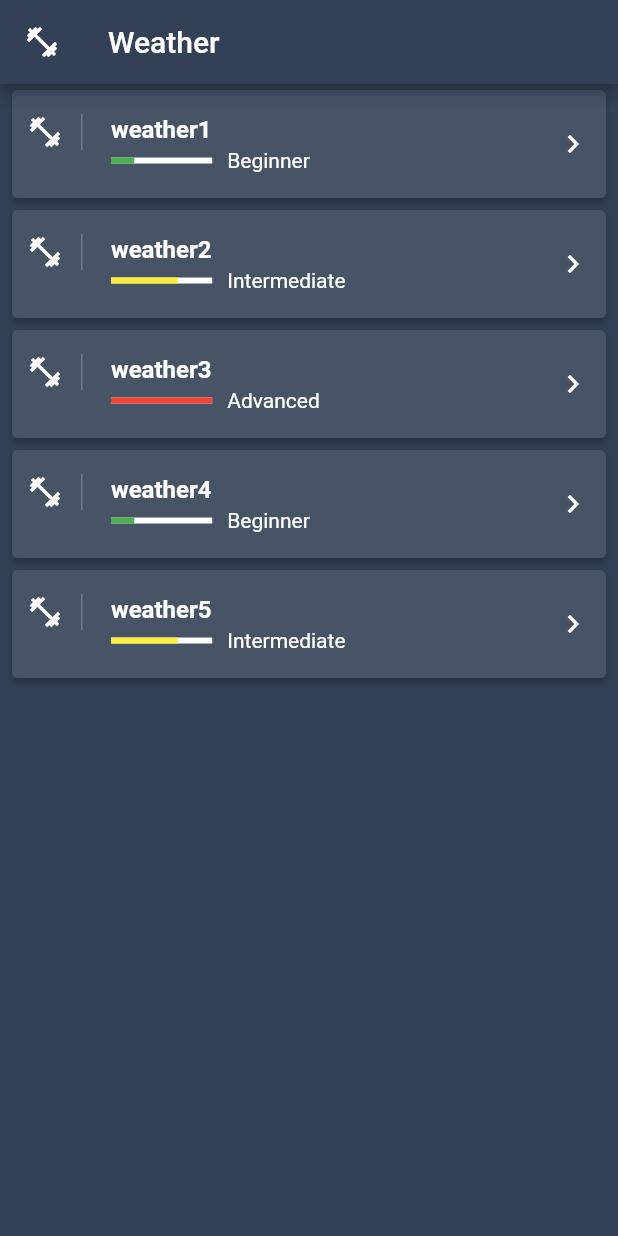
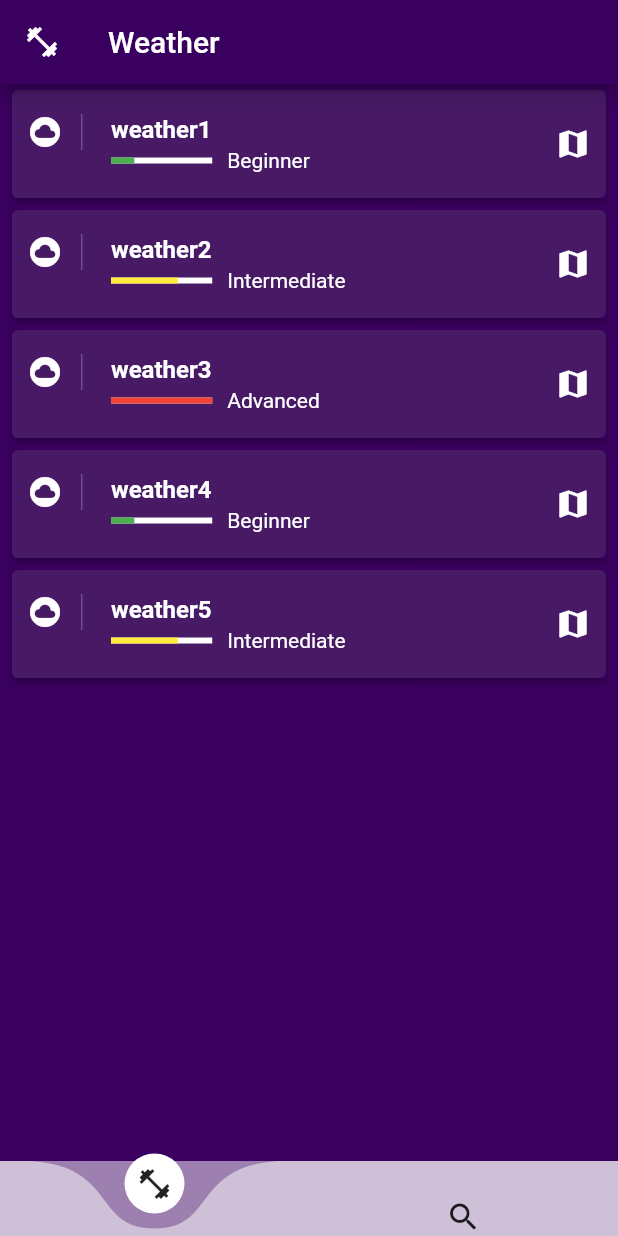
Before and after one commit to Vlad92X/myProjects, a Flutter app: the HomePage screen opened directly, on a phone screen of 412 x 824 dp. Run offline on Flutter 3.47's test engine with Material 2 defaults, Android fonts, the phone set to English and light mode, and no system bars; drawn by our look-alikes of curved_navigation_bar; our stand-ins replace firebase_auth, fluttertoast; accounts and stored records are empty.

Commit message:
initial commit

```diff
--- /dev/null
+++ b/flutter/apl_weather_vlad/lib/components/today-weather.dart
@@ -0,0 +1,12 @@
+import 'package:flutter/material.dart';
+
+class TodayWeather extends StatelessWidget {
+  const TodayWeather({Key key}) : super(key: key);
+
+  @override
+  Widget build(BuildContext context) {
+    return Container(
+      child: Text('TBD'),
+    );
+  }
+}
--- /dev/null
+++ b/flutter/apl_weather_vlad/lib/components/weather-list.dart
@@ -0,0 +1,121 @@
+import 'package:flutter/material.dart';
+import 'package:apl_weather_vlad/domain/weather.dart';
+
+class WeathersList extends StatelessWidget {
+  final weather = <Weather>[
+    Weather(
+        title: 'weather1',
+        author: "Max1",
+        description: 'Test worcout1',
+        level: 'Beginner'),
+    Weather(
+        title: 'weather2',
+        author: "Max2",
+        description: 'Test worcout2',
+        level: 'Intermediate'),
+    Weather(
+        title: 'weather3',
+        author: "Max3",
+        description: 'Test worcout3',
+        level: 'Advanced'),
+    Weather(
+        title: 'weather4',
+        author: "Max4",
+        description: 'Test worcout4',
+        level: 'Beginner'),
+    Weather(
+        title: 'weather5',
+        author: "Max5",
+        description: 'Test worcout5',
+        level: 'Intermediate'),
+  ];
+
+  @override
+  Widget build(BuildContext context) {
+    return Container(
+      child: Container(
+        child: ListView.builder(
+            itemCount: weather.length,
+            itemBuilder: (context, i) {
+              return Card(
+                elevation: 2.0,
+                margin: EdgeInsets.symmetric(horizontal: 8, vertical: 4),
+                child: Container(
+                  decoration:
+                      BoxDecoration(color: Color.fromRGBO(52, 0, 85, 0.9)),
+                  child: ListTile(
+                    contentPadding: EdgeInsets.symmetric(
+                      horizontal: 10,
+                    ),
+                    leading: Container(
+                      padding: EdgeInsets.only(right: 12),
+                      child: Icon(
+                        Icons.cloud_circle,
+                        color: Theme.of(context).textTheme.title.color,
+                      ),
+                      decoration: BoxDecoration(
+                          border: Border(
+                              right:
+                                  BorderSide(width: 1, color: Colors.white24))),
+                    ),
+                    title: Text(
+                      weather[i].title,
+                      style: TextStyle(
+                          color: Theme.of(context).textTheme.title.color,
+                          fontWeight: FontWeight.bold),
+                    ),
+                    trailing: Icon(Icons.map,
+                        color: Theme.of(context).textTheme.title.color),
+                    subtitle: subtitle(context, weather[i]),
+                  ),
+                ),
+              );
+            }),
+      ),
+    );
+  }
+}
+
+Widget subtitle(BuildContext context, Weather workout) {
+  var color = Colors.grey;
+  double indicatorLevel = 0;
+
+  switch (workout.level) {
+    case 'Beginner':
+      color = Colors.green;
+      indicatorLevel = 0.23;
+      break;
+    case 'Intermediate':
+      color = Colors.yellow;
+      indicatorLevel = 0.66;
+      break;
+    case 'Advanced':
+      color = Colors.red;
+      indicatorLevel = 1;
+      break;
+  }
+  return Row(
+    children: <Widget>[
+      Expanded(
+        flex: 1,
+        child: LinearProgressIndicator(
+          backgroundColor: Theme.of(context).textTheme.title.color,
+          value: indicatorLevel,
+          valueColor: AlwaysStoppedAnimation(color),
+        ),
+      ),
+      SizedBox(
+        width: 10,
+      ),
+      Expanded(
+        flex: 3,
+        child: Text(
+          workout.level,
+          style: TextStyle(
+            color: Theme.of(context).textTheme.title.color,
+          ),
+        ),
+      ),
+    ],
+  );
+}
--- a/flutter/apl_weather_vlad/lib/domain/weather.dart
+++ b/flutter/apl_weather_vlad/lib/domain/weather.dart
@@ -9,78 +9,3 @@ class Weather {
 
   Weather({this.title, this.author, this.description, this.level});
 }
-
-class WorkoutsList extends StatelessWidget {
-  final workouts = <Weather>[
-    Weather(
-        title: 'weather1',
-        author: "Max1",
-        description: 'Test worcout1',
-        level: 'Beginner'),
-    Weather(
-        title: 'weather2',
-        author: "Max2",
-        description: 'Test worcout2',
-        level: 'Intermediate'),
-    Weather(
-        title: 'weather3',
-        author: "Max3",
-        description: 'Test worcout3',
-        level: 'Advanced'),
-    Weather(
-        title: 'weather4',
-        author: "Max4",
-        description: 'Test worcout4',
-        level: 'Beginner'),
-    Weather(
-        title: 'weather5',
-        author: "Max5",
-        description: 'Test worcout5',
-        level: 'Intermediate'),
-  ];
-
-  @override
-  Widget build(BuildContext context) {
-    return Container(
-      child: Container(
-        child: ListView.builder(
-            itemCount: workouts.length,
-            itemBuilder: (context, i) {
-              return Card(
-                elevation: 2.0,
-                margin: EdgeInsets.symmetric(horizontal: 8, vertical: 4),
-                child: Container(
-                  decoration:
-                      BoxDecoration(color: Color.fromRGBO(50, 65, 85, 0.9)),
-                  child: ListTile(
-                    contentPadding: EdgeInsets.symmetric(
-                      horizontal: 10,
-                    ),
-                    leading: Container(
-                      padding: EdgeInsets.only(right: 12),
-                      child: Icon(
-                        Icons.fitness_center,
-                        color: Theme.of(context).textTheme.title.color,
-                      ),
-                      decoration: BoxDecoration(
-                          border: Border(
-                              right:
-                                  BorderSide(width: 1, color: Colors.white24))),
-                    ),
-                    title: Text(
-                      workouts[i].title,
-                      style: TextStyle(
-                          color: Theme.of(context).textTheme.title.color,
-                          fontWeight: FontWeight.bold),
-                    ),
-                    trailing: Icon(Icons.keyboard_arrow_right,
-                        color: Theme.of(context).textTheme.title.color),
-                    subtitle: subtitle(context, workouts[i]),
-                  ),
-                ),
-              );
-            }),
-      ),
-    );
-  }
-}
--- a/flutter/apl_weather_vlad/lib/main.dart
+++ b/flutter/apl_weather_vlad/lib/main.dart
@@ -1,27 +1,32 @@
+import 'package:apl_weather_vlad/domain/user.dart';
 import 'package:apl_weather_vlad/screens/auth.dart';
 import 'package:apl_weather_vlad/screens/landing.dart';
 import 'package:apl_weather_vlad/screens/splash.dart';
+import 'package:apl_weather_vlad/services/auth.dart';
 import 'package:flutter/material.dart';
 import 'package:flutter/rendering.dart';
+import 'package:provider/provider.dart';
 
 void main() {
-  runApp(MaxFitApp());
+  runApp(WeatherApp());
 }
 
-class MaxFitApp extends StatelessWidget {
+class WeatherApp extends StatelessWidget {
   @override
   Widget build(BuildContext context) {
-    return MaterialApp(
-      title: "Max Fitness",
-      theme: ThemeData(
-        primaryColor: Color.fromRGBO(50, 65, 85, 1),
-        textTheme: TextTheme(
-            title: TextStyle(
-          color: Colors.white,
-        )),
+    return StreamProvider<User>.value(
+      value: AuthService().carrentUser,
+      child: MaterialApp(
+        title: "Weather",
+        theme: ThemeData(
+          primaryColor: Color.fromRGBO(58, 0, 95, 1),
+          textTheme: TextTheme(
+              title: TextStyle(
+            color: Colors.white,
+          )),
+        ),
+        home: LandingPage(),
       ),
-      home: AuthorizationPage(),
-      // LandingPage(),
     );
   }
 }
--- a/flutter/apl_weather_vlad/lib/screens/auth.dart
+++ b/flutter/apl_weather_vlad/lib/screens/auth.dart
@@ -1,4 +1,5 @@
 import 'package:apl_weather_vlad/domain/user.dart';
+import 'package:apl_weather_vlad/screens/splash.dart';
 import 'package:apl_weather_vlad/services/auth.dart';
 import 'package:flutter/material.dart';
 import 'package:fluttertoast/fluttertoast.dart';
--- a/flutter/apl_weather_vlad/lib/screens/home.dart
+++ b/flutter/apl_weather_vlad/lib/screens/home.dart
@@ -1,64 +1,47 @@
+import 'package:apl_weather_vlad/components/today-weather.dart';
+import 'package:apl_weather_vlad/components/weather-list.dart';
 import 'package:apl_weather_vlad/domain/weather.dart';
+import 'package:apl_weather_vlad/screens/splash.dart';
+import 'package:curved_navigation_bar/curved_navigation_bar.dart';
 import 'package:flutter/material.dart';
 
-class HomePage extends StatelessWidget {
-  const HomePage({Key key}) : super(key: key);
+class HomePage extends StatefulWidget {
+  HomePage({Key key}) : super(key: key);
+
+  @override
+  _HomePageState createState() => _HomePageState();
+}
+
+class _HomePageState extends State<HomePage> {
+  int sectionIndex = 0;
 
   @override
   Widget build(BuildContext context) {
     return Container(
       child: Scaffold(
-        backgroundColor: Theme.of(context).primaryColor,
-        appBar: AppBar(
-          title: Text('Weather'),
-          leading: Icon(Icons.fitness_center),
-        ),
-        body: WorkoutsList(),
-      ),
+          backgroundColor: Theme.of(context).primaryColor,
+          appBar: AppBar(
+            title: Text('Weather'),
+            leading: Icon(Icons.fitness_center),
+          ),
+          body: //WeathersList(),
+              sectionIndex == 0 ? WeathersList() : TodayWeather(),
+          bottomNavigationBar: CurvedNavigationBar(
+            items: const <Widget>[
+              Icon(Icons.fitness_center),
+              Icon(Icons.search)
+            ],
+            index: 0,
+            height: 50,
+            color: Colors.white.withOpacity(0.5),
+            buttonBackgroundColor: Colors.white,
+            backgroundColor: Colors.white.withOpacity(0.5),
+            animationCurve: Curves.easeInOut,
+            animationDuration: Duration(milliseconds: 500),
+            onTap: (int index) {
+              setState(() => sectionIndex = index);
+            },
+          )),
     );
   }
 }
-
-Widget subtitle(BuildContext context, Weather workout) {
-  var color = Colors.grey;
-  double indicatorLevel = 0;
-
-  switch (workout.level) {
-    case 'Beginner':
-      color = Colors.green;
-      indicatorLevel = 0.23;
-      break;
-    case 'Intermediate':
-      color = Colors.yellow;
-      indicatorLevel = 0.66;
-      break;
-    case 'Advanced':
-      color = Colors.red;
-      indicatorLevel = 1;
-      break;
-  }
-  return Row(
-    children: <Widget>[
-      Expanded(
-        flex: 1,
-        child: LinearProgressIndicator(
-          backgroundColor: Theme.of(context).textTheme.title.color,
-          value: indicatorLevel,
-          valueColor: AlwaysStoppedAnimation(color),
-        ),
-      ),
-      SizedBox(
-        width: 10,
-      ),
-      Expanded(
-        flex: 3,
-        child: Text(
-          workout.level,
-          style: TextStyle(
-            color: Theme.of(context).textTheme.title.color,
-          ),
-        ),
-      ),
-    ],
-  );
-}
--- a/flutter/apl_weather_vlad/lib/screens/landing.dart
+++ b/flutter/apl_weather_vlad/lib/screens/landing.dart
@@ -1,14 +1,18 @@
+import 'package:apl_weather_vlad/domain/user.dart';
+import 'package:apl_weather_vlad/screens/auth.dart';
 import 'package:apl_weather_vlad/screens/home.dart';
+import 'package:flutter/material.dart';
+import 'package:provider/provider.dart';
 import 'package:apl_weather_vlad/screens/splash.dart';
-import 'package:flutter/material.dart';
 
 class LandingPage extends StatelessWidget {
   const LandingPage({Key key}) : super(key: key);
 
   @override
   Widget build(BuildContext context) {
-    final bool isLoggedIn = true;
+    final User user = Provider.of<User>(context);
+    final bool isLoggedIn = user != null;
 
-    return isLoggedIn ? Splash() : HomePage();
+    return isLoggedIn ? HomePage() : AuthorizationPage();
   }
 }
--- a/flutter/apl_weather_vlad/lib/screens/splash.dart
+++ b/flutter/apl_weather_vlad/lib/screens/splash.dart
@@ -14,17 +14,20 @@ class Splash extends StatefulWidget {
   // Widget build(BuildContext context) {
   //   return Image.asset('assets/images/board-image.jpg');
   // }
+
+  bool get isLoadingSplash => _SplashState().isSplash;
 }
 
 class _SplashState extends State<Splash> {
-  bool _loading;
+  bool _loading = true;
   int _timerEnd;
+
+  bool get isSplash => _loading;
 
   @override
   void initState() {
     _loading = true;
     _timerEnd = 3;
-    // TODO: implement initState
     super.initState();
     _updateProgress();
   }
--- a/flutter/apl_weather_vlad/pubspec.yaml
+++ b/flutter/apl_weather_vlad/pubspec.yaml
@@ -32,6 +32,7 @@ dependencies:
   cloud_firestore: ^0.13.7
   provider: ^4.1.3
   fluttertoast: ^4.0.1
+  curved_navigation_bar: ^0.3.3
 
 
 dev_dependencies:
```
Also changed, not shown: flutter/apl_weather_vlad/pubspec.lock, 1 other file.
